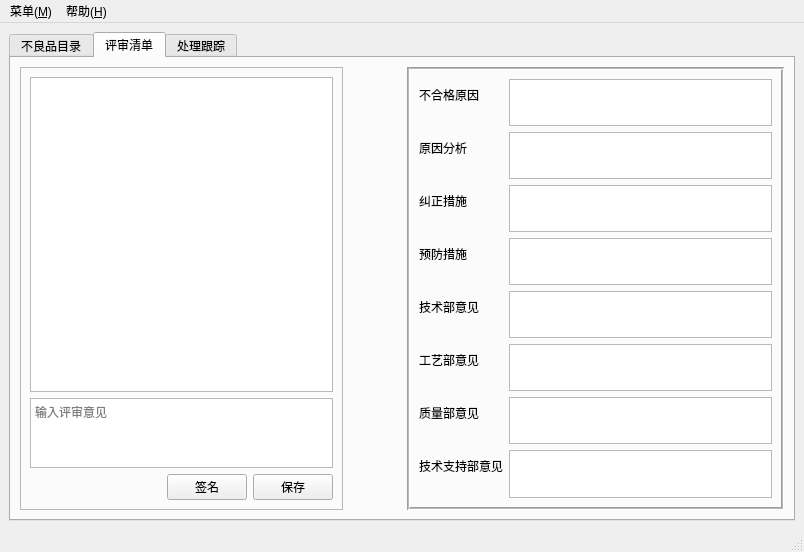
The window that mainwindow.ui (xeeboy/PartsReview) describes before a commit, drawn with Qt 5.
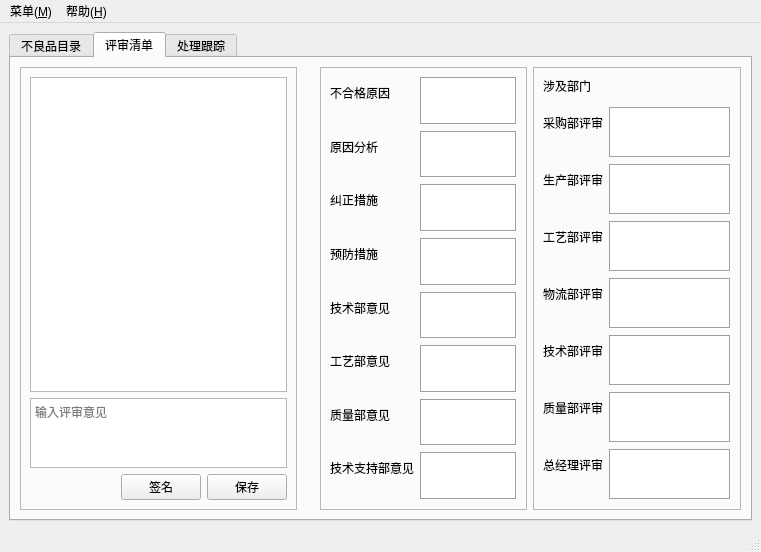
The same window after the commit. The open tabs and pages were chosen to show the change. Icons and pictures are not drawn.

```diff
--- a/mainwindow.ui
+++ b/mainwindow.ui
@@ -10,7 +10,7 @@
    <rect>
     <x>0</x>
     <y>0</y>
-    <width>804</width>
+    <width>761</width>
     <height>552</height>
    </rect>
   </property>
@@ -665,7 +665,7 @@
        <attribute name="title">
         <string>评审清单</string>
        </attribute>
-       <layout class="QHBoxLayout" name="horizontalLayout_3" stretch="6,0,7">
+       <layout class="QHBoxLayout" name="horizontalLayout_3" stretch="4,0,3,3">
         <item>
          <widget class="QFrame" name="frame_5">
           <property name="frameShape">
@@ -730,7 +730,7 @@
           </property>
           <property name="sizeHint" stdset="0">
            <size>
-            <width>58</width>
+            <width>17</width>
             <height>20</height>
            </size>
           </property>
@@ -745,7 +745,7 @@
            <enum>QFrame::Sunken</enum>
           </property>
           <property name="lineWidth">
-           <number>1</number>
+           <number>0</number>
           </property>
           <property name="midLineWidth">
            <number>1</number>
@@ -762,6 +762,9 @@
              </item>
              <item row="1" column="1">
               <widget class="QTextEdit" name="pre_describle">
+               <property name="frameShape">
+                <enum>QFrame::Box</enum>
+               </property>
                <property name="readOnly">
                 <bool>true</bool>
                </property>
@@ -776,6 +779,9 @@
              </item>
              <item row="2" column="1">
               <widget class="QTextEdit" name="pre_result">
+               <property name="frameShape">
+                <enum>QFrame::Box</enum>
+               </property>
                <property name="readOnly">
                 <bool>true</bool>
                </property>
@@ -790,6 +796,12 @@
              </item>
              <item row="3" column="1">
               <widget class="QTextEdit" name="pre_correctiveation">
+               <property name="frameShape">
+                <enum>QFrame::Box</enum>
+               </property>
+               <property name="frameShadow">
+                <enum>QFrame::Sunken</enum>
+               </property>
                <property name="readOnly">
                 <bool>true</bool>
                </property>
@@ -804,6 +816,9 @@
              </item>
              <item row="4" column="1">
               <widget class="QTextEdit" name="pre_precaution">
+               <property name="frameShape">
+                <enum>QFrame::Box</enum>
+               </property>
                <property name="readOnly">
                 <bool>true</bool>
                </property>
@@ -818,6 +833,9 @@
              </item>
              <item row="5" column="1">
               <widget class="QTextEdit" name="pre_tec_idea">
+               <property name="frameShape">
+                <enum>QFrame::Box</enum>
+               </property>
                <property name="readOnly">
                 <bool>true</bool>
                </property>
@@ -832,6 +850,9 @@
              </item>
              <item row="6" column="1">
               <widget class="QTextEdit" name="pre_pro_idea">
+               <property name="frameShape">
+                <enum>QFrame::Box</enum>
+               </property>
                <property name="readOnly">
                 <bool>true</bool>
                </property>
@@ -846,6 +867,9 @@
              </item>
              <item row="7" column="1">
               <widget class="QTextEdit" name="pre_qa_idea">
+               <property name="frameShape">
+                <enum>QFrame::Box</enum>
+               </property>
                <property name="readOnly">
                 <bool>true</bool>
                </property>
@@ -860,6 +884,177 @@
              </item>
              <item row="8" column="1">
               <widget class="QTextEdit" name="pre_tec_support_idea">
+               <property name="frameShape">
+                <enum>QFrame::Box</enum>
+               </property>
+               <property name="readOnly">
+                <bool>true</bool>
+               </property>
+              </widget>
+             </item>
+            </layout>
+           </item>
+          </layout>
+         </widget>
+        </item>
+        <item>
+         <widget class="QFrame" name="frame_6">
+          <property name="frameShape">
+           <enum>QFrame::Box</enum>
+          </property>
+          <property name="frameShadow">
+           <enum>QFrame::Sunken</enum>
+          </property>
+          <property name="lineWidth">
+           <number>0</number>
+          </property>
+          <property name="midLineWidth">
+           <number>1</number>
+          </property>
+          <layout class="QVBoxLayout" name="verticalLayout_9">
+           <item>
+            <layout class="QFormLayout" name="formLayout_3">
+             <item row="0" column="0">
+              <widget class="QLabel" name="label_29">
+               <property name="text">
+                <string>涉及部门</string>
+               </property>
+              </widget>
+             </item>
+             <item row="0" column="1">
+              <widget class="QLabel" name="lbl_rev_parts_need">
+               <property name="text">
+                <string/>
+               </property>
+              </widget>
+             </item>
+             <item row="1" column="1">
+              <spacer name="verticalSpacer_2">
+               <property name="orientation">
+                <enum>Qt::Vertical</enum>
+               </property>
+               <property name="sizeHint" stdset="0">
+                <size>
+                 <width>19</width>
+                 <height>50</height>
+                </size>
+               </property>
+              </spacer>
+             </item>
+             <item row="2" column="0">
+              <widget class="QLabel" name="label_21">
+               <property name="text">
+                <string>采购部评审</string>
+               </property>
+              </widget>
+             </item>
+             <item row="2" column="1">
+              <widget class="QTextEdit" name="pre_info_purchase">
+               <property name="frameShape">
+                <enum>QFrame::Box</enum>
+               </property>
+               <property name="readOnly">
+                <bool>true</bool>
+               </property>
+              </widget>
+             </item>
+             <item row="3" column="0">
+              <widget class="QLabel" name="label_23">
+               <property name="text">
+                <string>生产部评审</string>
+               </property>
+              </widget>
+             </item>
+             <item row="3" column="1">
+              <widget class="QTextEdit" name="pre_info_produce">
+               <property name="frameShape">
+                <enum>QFrame::Box</enum>
+               </property>
+               <property name="readOnly">
+                <bool>true</bool>
+               </property>
+              </widget>
+             </item>
+             <item row="4" column="0">
+              <widget class="QLabel" name="label_24">
+               <property name="text">
+                <string>工艺部评审</string>
+               </property>
+              </widget>
+             </item>
+             <item row="4" column="1">
+              <widget class="QTextEdit" name="pre_info_process">
+               <property name="frameShape">
+                <enum>QFrame::Box</enum>
+               </property>
+               <property name="readOnly">
+                <bool>true</bool>
+               </property>
+              </widget>
+             </item>
+             <item row="5" column="0">
+              <widget class="QLabel" name="label_25">
+               <property name="text">
+                <string>物流部评审</string>
+               </property>
+              </widget>
+             </item>
+             <item row="5" column="1">
+              <widget class="QTextEdit" name="pre_info_logistics">
+               <property name="frameShape">
+                <enum>QFrame::Box</enum>
+               </property>
+               <property name="readOnly">
+                <bool>true</bool>
+               </property>
+              </widget>
+             </item>
+             <item row="6" column="0">
+              <widget class="QLabel" name="label_26">
+               <property name="text">
+                <string>技术部评审</string>
+               </property>
+              </widget>
+             </item>
+             <item row="6" column="1">
+              <widget class="QTextEdit" name="pre_info_tec">
+               <property name="frameShape">
+                <enum>QFrame::Box</enum>
+               </property>
+               <property name="readOnly">
+                <bool>true</bool>
+               </property>
+              </widget>
+             </item>
+             <item row="7" column="0">
+              <widget class="QLabel" name="label_27">
+               <property name="text">
+                <string>质量部评审</string>
+               </property>
+              </widget>
+             </item>
+             <item row="7" column="1">
+              <widget class="QTextEdit" name="pre_info_qa">
+               <property name="frameShape">
+                <enum>QFrame::Box</enum>
+               </property>
+               <property name="readOnly">
+                <bool>true</bool>
+               </property>
+              </widget>
+             </item>
+             <item row="8" column="0">
+              <widget class="QLabel" name="label_28">
+               <property name="text">
+                <string>总经理评审</string>
+               </property>
+              </widget>
+             </item>
+             <item row="8" column="1">
+              <widget class="QTextEdit" name="pre_info_general">
+               <property name="frameShape">
+                <enum>QFrame::Box</enum>
+               </property>
                <property name="readOnly">
                 <bool>true</bool>
                </property>
@@ -890,7 +1085,7 @@
     <rect>
      <x>0</x>
      <y>0</y>
-     <width>804</width>
+     <width>761</width>
      <height>23</height>
     </rect>
    </property>
```
Left out of the diff: 4 changed lines with no effect on the pictures.
